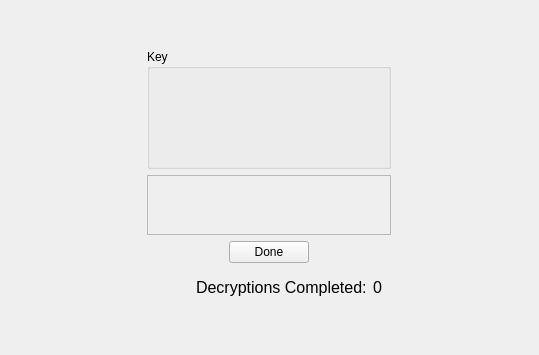
First picture: the form in MarketSimulation/decryptionwindow.ui, repository dwattttt/marketsim, before the edit.
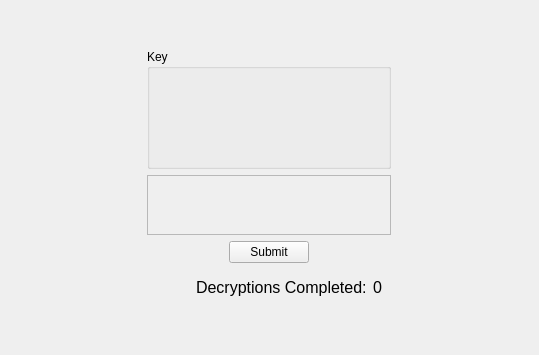
Second picture: the form after the edit.

Commit message: Changed "done" button of decryption screen to "Submit"

Diff of the .ui file:
```diff
--- a/MarketSimulation/decryptionwindow.ui
+++ b/MarketSimulation/decryptionwindow.ui
@@ -136,7 +136,7 @@
             </sizepolicy>
            </property>
            <property name="text">
-            <string>Done</string>
+            <string>Submit</string>
            </property>
           </widget>
          </item>
```
